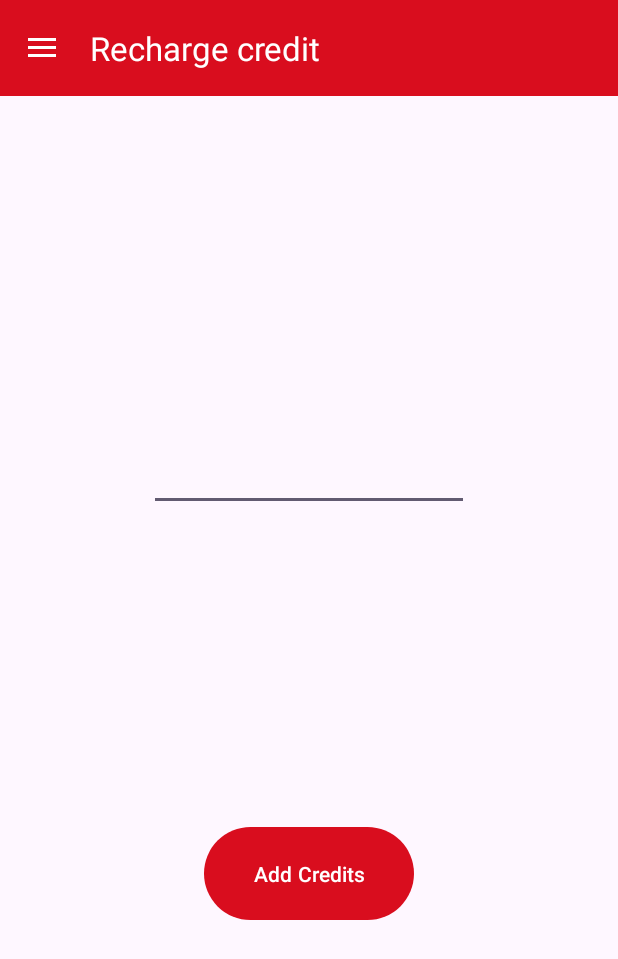
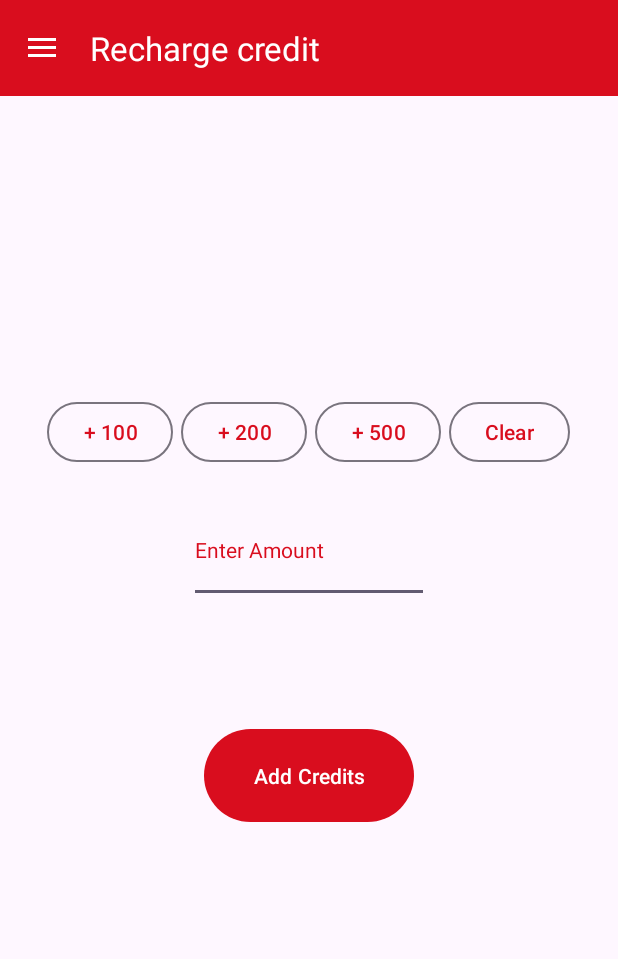
Before and after one commit to MarekHavel/ITU, an Android app: the screen it shows after launch (MainActivity), in the side drawer, after a tap on "Recharge credit", on a phone screen of 412 x 824 dp. Shown: the top 959 px of the screen. Run offline under Robolectric (Android 15) with nearby library versions, the phone set to English and light mode, and no system bars; our stand-ins replace androidx.preference, navigation-ui.

Commit message:
Updated recharge credit fragment

```diff
--- a/frontend/app/src/main/java/eu/havy/canteen/ui/recharge_credit/RechargeCreditFragment.java
+++ b/frontend/app/src/main/java/eu/havy/canteen/ui/recharge_credit/RechargeCreditFragment.java
@@ -9,17 +9,11 @@ import android.view.View;
 import android.view.ViewGroup;
 import android.widget.Button;
 import android.widget.EditText;
-import android.widget.TextView;
 import android.widget.Toast;
 
 import androidx.annotation.NonNull;
 import androidx.fragment.app.Fragment;
 import androidx.lifecycle.ViewModelProvider;
-
-import com.google.android.material.snackbar.Snackbar;
-
-import org.json.JSONException;
-import org.json.JSONObject;
 
 import eu.havy.canteen.api.Api;
 import eu.havy.canteen.databinding.FragmentRechargeCreditBinding;
@@ -52,14 +46,30 @@ public class RechargeCreditFragment extends Fragment {
         final Button submit = binding.rechargeButton;
 
         submit.setOnClickListener(l -> {
-
+            if (getIntegerFromString(creditField.getText().toString()) == 0) {
+                Toast.makeText(getContext(), "Please enter a valid amount", Toast.LENGTH_SHORT).show();
+                return;
+            }
             new Api(handler).addCredits(String.valueOf(creditField.getText()));
+            creditField.setText("");
         });
 
+        binding.plus100.setOnClickListener(l -> {
+            creditField.setText(String.valueOf(getIntegerFromString(creditField.getText().toString()) + 100));
+        });
 
+        binding.plus200.setOnClickListener(l -> {
+            creditField.setText(String.valueOf(getIntegerFromString(creditField.getText().toString()) + 200));
+        });
 
-        //final TextView textView = binding.textRechargeCredit;
-        //rechargeCreditViewModel.getText().observe(getViewLifecycleOwner(), textView::setText);
+        binding.plus500.setOnClickListener(l -> {
+            creditField.setText(String.valueOf(getIntegerFromString(creditField.getText().toString()) + 500));
+        });
+
+        binding.clear.setOnClickListener(l -> {
+            creditField.setText("");
+        });
+
         return root;
     }
 
@@ -68,4 +78,12 @@ public class RechargeCreditFragment extends Fragment {
         super.onDestroyView();
         binding = null;
     }
+
+    public static Integer getIntegerFromString(String string) {
+        try {
+            return Integer.parseInt(String.valueOf(string));
+        } catch (NumberFormatException e) {
+            return 0;
+        }
+    }
 }
--- a/frontend/app/src/main/res/layout/fragment_recharge_credit.xml
+++ b/frontend/app/src/main/res/layout/fragment_recharge_credit.xml
@@ -1,30 +1,75 @@
 <?xml version="1.0" encoding="utf-8"?>
-<androidx.constraintlayout.widget.ConstraintLayout xmlns:android="http://schemas.android.com/apk/res/android"
+<LinearLayout xmlns:android="http://schemas.android.com/apk/res/android"
     xmlns:app="http://schemas.android.com/apk/res-auto"
     xmlns:tools="http://schemas.android.com/tools"
     android:layout_width="match_parent"
     android:layout_height="match_parent"
+    android:orientation="vertical"
     tools:context=".ui.recharge_credit.RechargeCreditFragment">
+
+    <LinearLayout
+        android:id="@+id/rechargePresets"
+        android:layout_width="match_parent"
+        android:layout_height="wrap_content"
+        android:layout_marginTop="200dp"
+        android:gravity="center">
+
+        <Button
+            android:id="@+id/plus100"
+            android:layout_width="wrap_content"
+            android:layout_height="wrap_content"
+            android:minWidth="0dp"
+            android:text="+ 100"
+            style="@style/Widget.Material3.Button.OutlinedButton"/>
+
+        <Space android:layout_width="5dp" android:layout_height="0dp"/>
+
+        <Button
+            android:id="@+id/plus200"
+            android:layout_width="wrap_content"
+            android:layout_height="wrap_content"
+            android:minWidth="0dp"
+            android:text="+ 200"
+            style="@style/Widget.Material3.Button.OutlinedButton"/>
+
+        <Space android:layout_width="5dp" android:layout_height="0dp"/>
+
+        <Button
+            android:id="@+id/plus500"
+            android:layout_width="wrap_content"
+            android:layout_height="wrap_content"
+            android:minWidth="0dp"
+            android:text="+ 500"
+            style="@style/Widget.Material3.Button.OutlinedButton"/>
+
+        <Space android:layout_width="5dp" android:layout_height="0dp"/>
+
+        <Button
+            android:id="@+id/clear"
+            android:layout_width="wrap_content"
+            android:layout_height="wrap_content"
+            android:minWidth="0dp"
+            android:text="Clear"
+            style="@style/Widget.Material3.Button.OutlinedButton"/>
+    </LinearLayout>
 
     <EditText
         android:id="@+id/rechargeAmount"
         android:layout_width="wrap_content"
         android:layout_height="70dp"
+        android:layout_gravity="center"
+        android:layout_marginTop="20dp"
         android:ems="10"
         android:inputType="number"
         android:autofillHints=""
-        app:layout_constraintBottom_toTopOf="@+id/rechargeButton"
-        app:layout_constraintEnd_toEndOf="parent"
-        app:layout_constraintStart_toStartOf="parent"
-        app:layout_constraintTop_toTopOf="parent" />
+        android:hint="Enter Amount"
+        style="@style/Widget.Material3.TextInputLayout.OutlinedBox" />
 
     <Button
         android:id="@+id/rechargeButton"
         android:layout_width="140dp"
         android:layout_height="70dp"
-        android:text="Add Credits"
-        app:layout_constraintBottom_toBottomOf="parent"
-        app:layout_constraintEnd_toEndOf="parent"
-        app:layout_constraintStart_toStartOf="parent"
-        app:layout_constraintTop_toBottomOf="@+id/rechargeAmount" />
-</androidx.constraintlayout.widget.ConstraintLayout>
+        android:layout_gravity="center"
+        android:layout_marginTop="80dp"
+        android:text="Add Credits"/>
+</LinearLayout>
```
